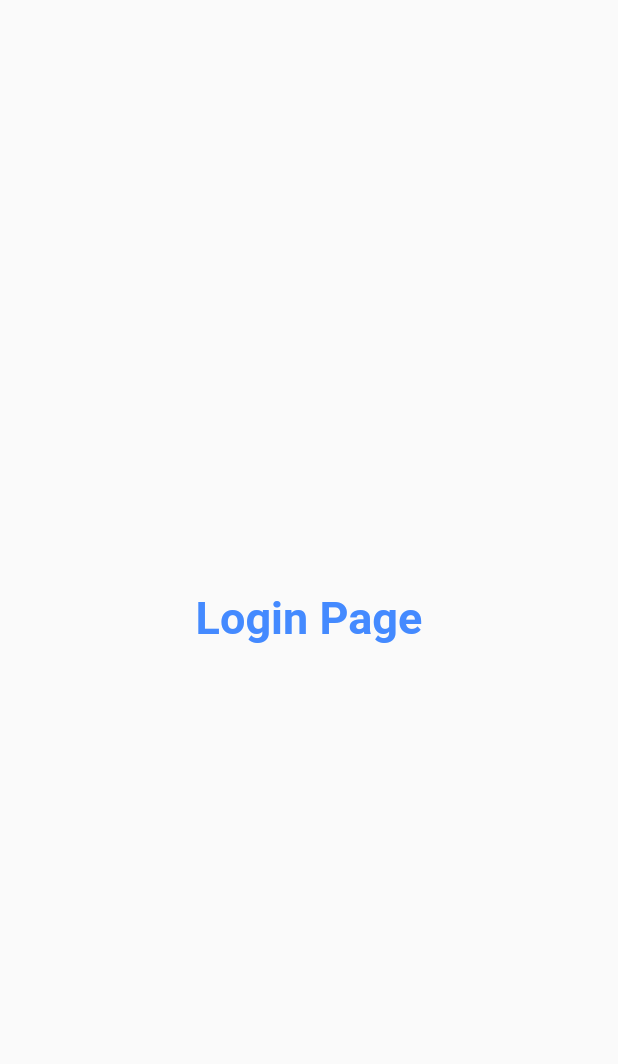
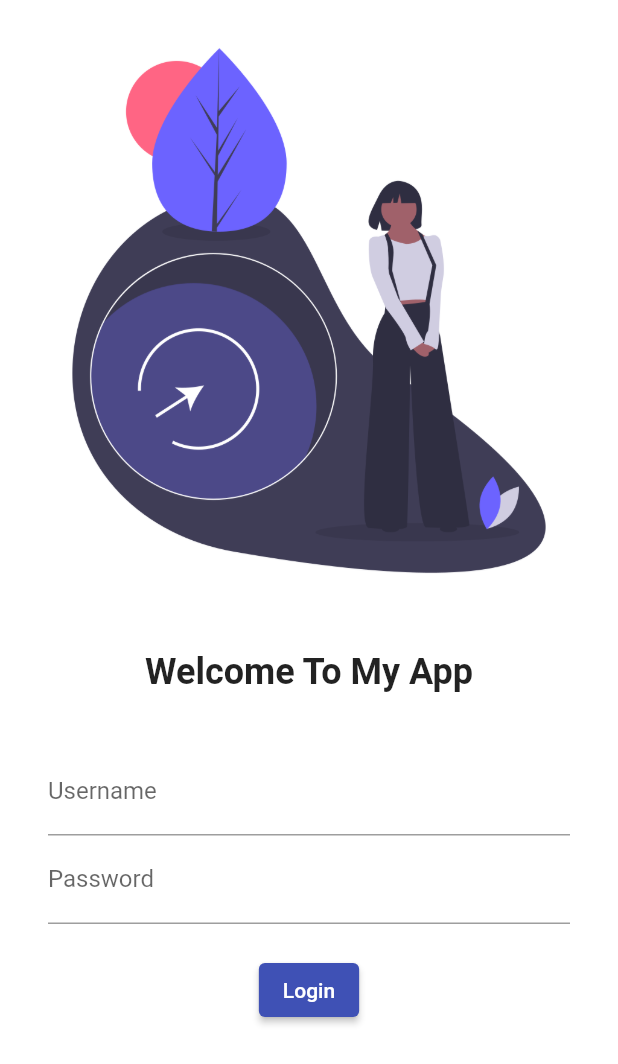
Before and after one commit to Vikas-garg-tiet26/FirstApp, a Flutter app: the screen it shows after launch, on a phone screen of 412 x 824 dp. Shown: the top 1064 px of the screen. Run offline on Flutter 3.47's test engine with Material 2 defaults, Android fonts, the phone set to English and light mode, and no system bars.

Commit message:
Day 4 done

```diff
--- a/Notes.txt
+++ b/Notes.txt
@@ -48,3 +48,8 @@
 
 // class mein first charcter is big and also paramerter inside class is also same.
 // function mein character chota hota hai.
+
+
+// har widget agar apneandar ekk aur widget use kar paye toh hum usse child se repreesnent karte hai
+
+// agar woh apne andar bht saari widgets carry kar sakta hai toh usse children se represent karte hai.
--- a/lib/pages/login_page.dart
+++ b/lib/pages/login_page.dart
@@ -6,16 +6,58 @@ class Login_page extends StatelessWidget {
   @override
   Widget build(BuildContext context) {
     return Material(
-      child: Center(
-        child: Text(
-          "Login Page",
-          style: TextStyle(
-            fontSize: 30,
-            color: Colors.blueAccent,
-            fontWeight: FontWeight.bold,
-          ),
-        ),
-      ),
-    );
+        color: Colors.white,
+        child: Column(
+          children: [
+            Image.asset(
+              "assets/Pics/1.png",
+              fit: BoxFit.cover,
+              // height: 200,
+              // width: double.infinity,
+            ),
+            SizedBox(
+              height: 20.0,
+            ), //used instead of padding
+            Text(
+              "Welcome To My App",
+              style: TextStyle(
+                fontSize: 24,
+                fontWeight: FontWeight.bold,
+              ),
+            ),
+            SizedBox(
+              height: 20.0,
+            ),
+            Padding(
+              padding:
+                  const EdgeInsets.symmetric(vertical: 16.0, horizontal: 32.0),
+              child: Column(
+                children: [
+                  TextFormField(
+                    decoration: InputDecoration(
+                      hintText: "Enter TIET UserName",
+                      labelText: "Username",
+                    ),
+                  ),
+                  TextFormField(
+                    obscureText: true,
+                    decoration: InputDecoration(
+                      hintText: "Enter TIET Password",
+                      labelText: "Password",
+                    ),
+                  ),
+                  SizedBox(
+                    height: 20.0,
+                  ),
+                  ElevatedButton(
+                    onPressed: () {},
+                    child: Text("Login"),
+                    style: TextButton.styleFrom(),
+                  )
+                ],
+              ),
+            )
+          ],
+        ));
   }
 }
--- a/lib/pages/main.dart
+++ b/lib/pages/main.dart
@@ -17,7 +17,7 @@ class MyApp extends StatelessWidget {
         //  Themes in App
         themeMode: ThemeMode.light, // makes ui of app dark;
         theme: ThemeData(
-          primarySwatch: Colors.green,
+          primarySwatch: Colors.indigo,
         ),
         darkTheme: ThemeData(
           brightness: Brightness.dark,
```
Also changed, not shown: pubspec.yaml (+4 -6 lines), assets/Pics/1.png (added), assets/Pics/login.jpg (added).
